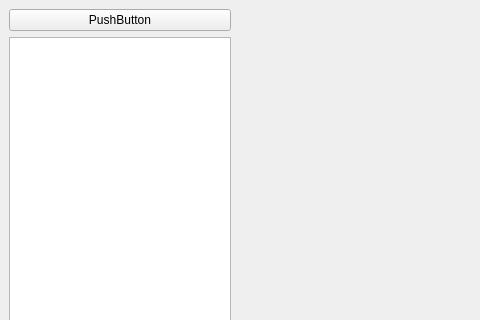
First picture: the form in mainwindow.ui, repository derliemonne/sem_7_os_lab_6, before the edit; both pictures show x 0 to 480 and y 0 to 320 of the 800 by 600 pixel window.
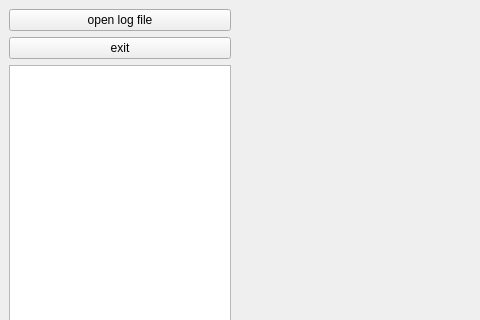
Second picture: the form after the edit.

Commit message: add exit button

What changed in the file:
```diff
--- a/mainwindow.ui
+++ b/mainwindow.ui
@@ -18,14 +18,21 @@
     <item>
      <layout class="QHBoxLayout" name="horizontalLayout" stretch="2,5">
       <item>
-       <layout class="QVBoxLayout" name="verticalLayout" stretch="0,0">
+       <layout class="QVBoxLayout" name="verticalLayout" stretch="0,0,0">
         <property name="sizeConstraint">
          <enum>QLayout::SizeConstraint::SetDefaultConstraint</enum>
         </property>
         <item>
          <widget class="QPushButton" name="pushButton">
           <property name="text">
-           <string>PushButton</string>
+           <string>open log file</string>
+          </property>
+         </widget>
+        </item>
+        <item>
+         <widget class="QPushButton" name="exitButton">
+          <property name="text">
+           <string>exit</string>
           </property>
          </widget>
         </item>
```
Left out of the diff: 19 changed lines with no effect on the pictures.
